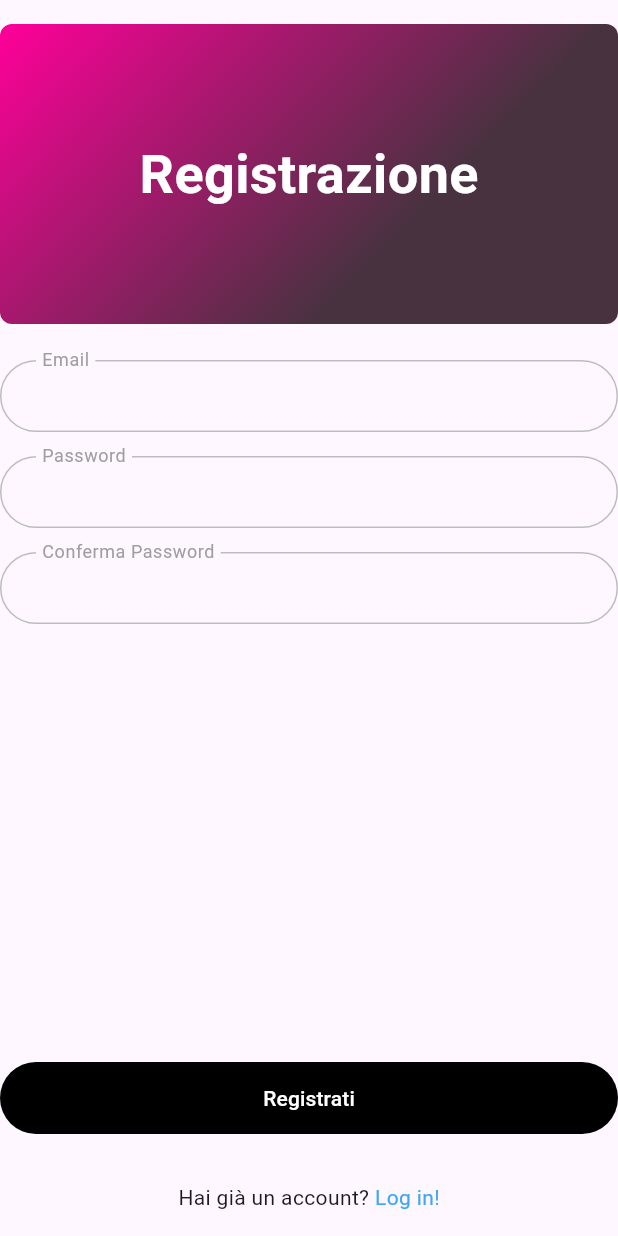
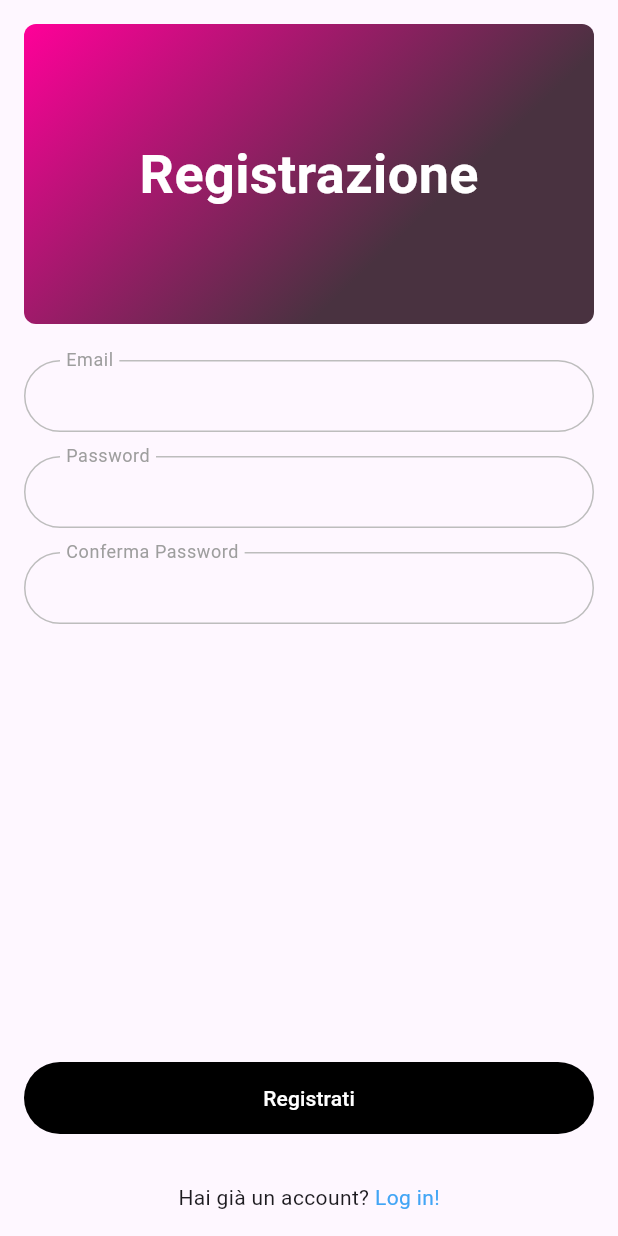
Before and after one commit to lentscode/clothing_client, a Flutter app: the screen it shows after launch, on a phone screen of 412 x 824 dp. Run offline on Flutter 3.47's test engine with Material 3 defaults, Android fonts, the phone set to English and light mode, and no system bars; our stand-ins replace bloc, cookie_jar, dio, dio_cookie_manager, flutter_bloc, get_it and 1 more.

Commit message:
👔 Updated layout and BlocListener

```diff
--- a/lib/features/auth/lib/src/presentation/auth_page.dart
+++ b/lib/features/auth/lib/src/presentation/auth_page.dart
@@ -15,16 +15,13 @@ class AuthPage extends StatelessWidget {
         create: (BuildContext context) => authCubit,
         child: BlocListener<AuthCubit, AuthState>(
           listener: (BuildContext context, AuthState state) => switch (state) {
-            AuthSuccess() => ScaffoldMessenger.of(context).showSnackBar(
-                const SnackBar(
-                  content: Text("Success!"),
-                  backgroundColor: Colors.green,
-                ),
-              ),
+            AuthSuccess() => context.go("/wardrobe"),
             _ => null,
           },
           child: PageLayout(
-            body: Column(
+            body: Padding(
+              padding: const EdgeInsets.symmetric(horizontal: 16),
+              child: Column(
                 children: <Widget>[
                   Expanded(
                     child: BlocBuilder<AuthCubit, AuthState>(
@@ -40,6 +37,7 @@ class AuthPage extends StatelessWidget {
                   ),
                   const SizedBox(height: 16)
                 ],
+              ),
             ),
           ),
         ),
--- a/lib/features/auth/lib/src/presentation/presentation.dart
+++ b/lib/features/auth/lib/src/presentation/presentation.dart
@@ -4,6 +4,7 @@ import "package:common/common.dart";
 import "package:flutter/gestures.dart";
 import "package:flutter/material.dart";
 import "package:flutter_bloc/flutter_bloc.dart";
+import "package:go_router/go_router.dart";
 
 import "../state/auth/auth_cubit.dart";
 
```
Lines whose indentation alone changed are shown as unchanged.
